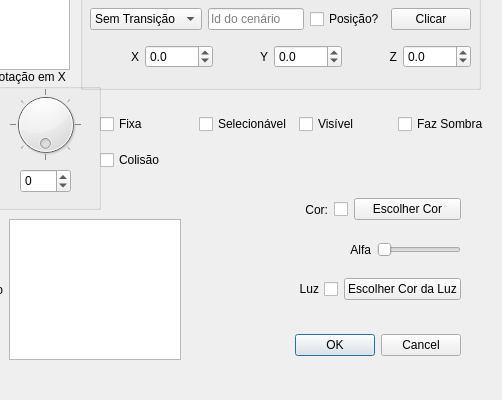
Qt form ifg/qt/ui/forma.ui (matferib/tabuleiro-virtual) before a commit; both pictures show x 370 to 872 and y 161 to 561 of the 872 by 561 pixel window.
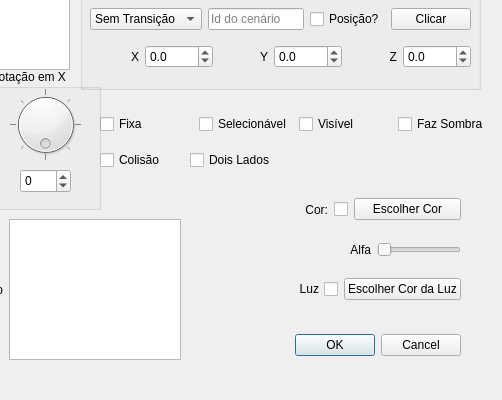
The same form after that commit.

Commit message: dois lados na ui

Patch:
```diff
--- a/ifg/qt/ui/forma.ui
+++ b/ifg/qt/ui/forma.ui
@@ -976,6 +976,22 @@
     </item>
    </layout>
   </widget>
+  <widget class="QCheckBox" name="checkbox_dois_lados">
+   <property name="geometry">
+    <rect>
+     <x>560</x>
+     <y>310</y>
+     <width>101</width>
+     <height>22</height>
+    </rect>
+   </property>
+   <property name="toolTip">
+    <string>Se verdadeiro, nos dois lados da primitiva serão desenhados.</string>
+   </property>
+   <property name="text">
+    <string>Dois Lados</string>
+   </property>
+  </widget>
  </widget>
  <tabstops>
   <tabstop>spin_pontos_vida</tabstop>
```
The commit also changes 2 other files.
